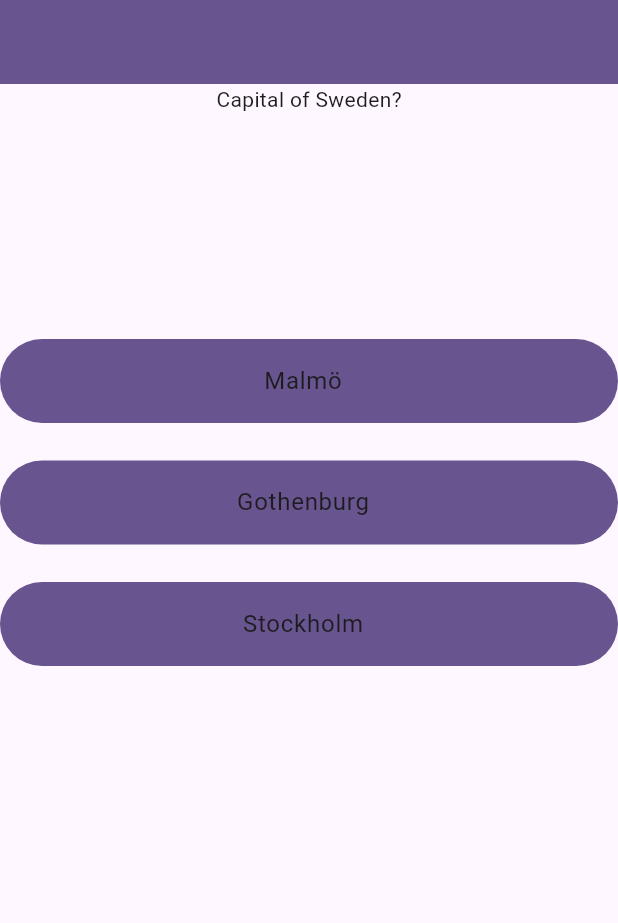
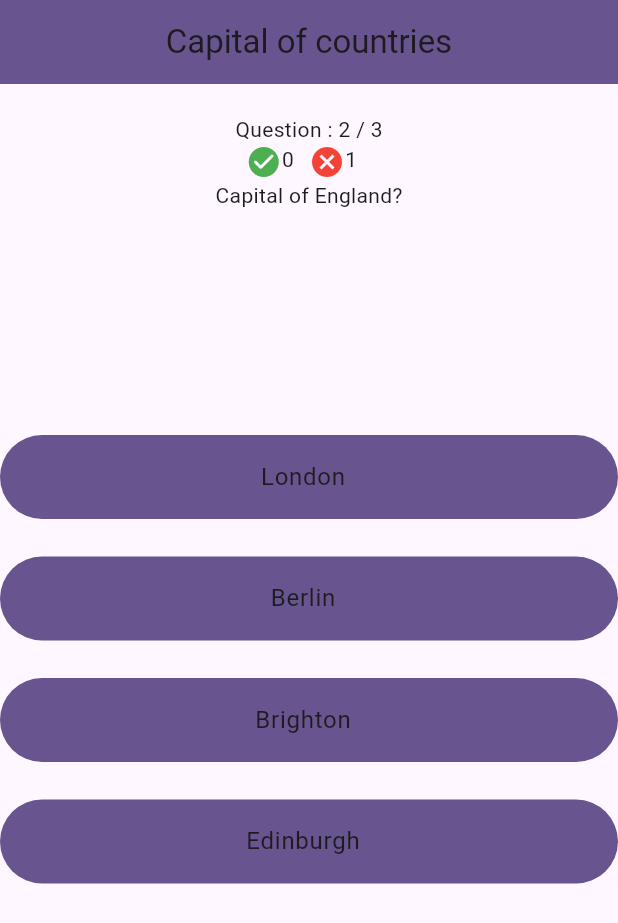
Before and after one commit to rapunschel/quizme, a Flutter app: the PlayQuizPage screen opened directly, after a tap on "Malmö", on a phone screen of 412 x 824 dp. Shown: the top 923 px of the screen. Run offline on Flutter 3.47's test engine with Material 2 defaults, Android fonts, the phone set to English and light mode, and no system bars.

Commit message:
Counter for correct / incorrent answers and counter for questions left

```diff
--- a/lib/play_quiz/pages/play_quiz_page.dart
+++ b/lib/play_quiz/pages/play_quiz_page.dart
@@ -9,18 +9,16 @@ class PlayQuizPage extends StatelessWidget {
   Widget build(BuildContext context) {
     // Listen to the currentIndex.
     context.watch<QuizModel>().currentQuestionIndex;
-
     // Retrieve the QuizModel
     QuizModel quiz = context.read<QuizModel>();
 
     // Get current question & the answers
     Question question = quiz.getCurrentQuestion();
     List answers = quiz.getCurrentAnswers();
-
     return Scaffold(
       appBar: AppBar(
         backgroundColor: Theme.of(context).primaryColor,
-        //  title: Center(child: Text(quiz.title)),
+        title: Center(child: Text(quiz.title)),
       ),
       body: Center(
         child: ListView.builder(
@@ -30,22 +28,58 @@ class PlayQuizPage extends StatelessWidget {
                 // If index 0, put the question
                 children: index == 0
                     ? <Widget>[
+                        Padding(
+                          padding: const EdgeInsets.only(top: 20),
+                          child: Text(
+                              "Question : ${quiz.currentQuestionIndex + 1} / ${quiz.getNumberOfQuestions()}"),
+                        ),
+                        // Counter for correct / incorrent answers
+                        Row(
+                          mainAxisAlignment: MainAxisAlignment.center,
+                          children: [
+                            iconText(
+                                10,
+                                "${context.watch<QuizModel>().noCorrect}",
+                                Icons.check_circle_rounded,
+                                Colors.green),
+                            iconText(
+                                10,
+                                "${context.watch<QuizModel>().noIncorrect}",
+                                Icons.cancel,
+                                Colors.red),
+                          ],
+                        ),
+
                         // Question title
                         Text(question.title),
-                        // Put space between
-                        const Padding(
-                          padding: EdgeInsets.only(bottom: 150),
+                        Padding(
+                          padding: const EdgeInsets.only(top: 150),
+                          child: AnswerTileWidget(answer: answers[index]),
                         ),
-                        AnswerTileWidget(answer: answers[index]),
                       ]
                     : <Widget>[
-                        const Padding(padding: EdgeInsets.only(top: 25)),
-                        AnswerTileWidget(
-                          answer: answers[index],
+                        Padding(
+                          padding: const EdgeInsets.only(top: 25),
+                          child: AnswerTileWidget(answer: answers[index]),
                         ),
                       ],
               );
             }),
+      ),
+    );
+  }
+
+  Padding iconText(double rightPadding, String text, var icon, var color) {
+    return Padding(
+      padding: EdgeInsets.only(right: rightPadding),
+      child: Wrap(
+        children: [
+          Icon(
+            icon,
+            color: color,
+          ),
+          Text(text),
+        ],
       ),
     );
   }
@@ -63,11 +97,15 @@ class AnswerTileWidget extends StatelessWidget {
       title: Center(child: Text(answer.text)),
 
       onTap: () {
-        // TODO Listen if an answer been pressed,
-        // update listTile color based on correct / wrong
+        // Get reference but don't listen to changes
+        QuizModel quiz = context.read<QuizModel>();
+
         if (answer.isCorrect) {
-          context.read<QuizModel>().getNextQuestion();
+          quiz.incrementNoCorrect();
+        } else {
+          quiz.incrementNoIncorrect();
         }
+        quiz.getNextQuestion();
       },
 
       // Styling
--- a/lib/play_quiz/providers/quiz_model.dart
+++ b/lib/play_quiz/providers/quiz_model.dart
@@ -6,12 +6,31 @@ class QuizModel extends ChangeNotifier {
   // Index for current question
   int currentQuestionIndex = 0;
 
-  // Counters for guesses
+  // Counters for answered questions
   int noCorrect = 0;
   int noIncorrect = 0;
 
+  // Flag to check if current question has been answered
+  bool isCurrQuestionAnswered = false;
+
   QuizModel();
 
+  // Update counters
+  void incrementNoCorrect() {
+    if (noCorrect + noIncorrect <= currentQuestionIndex) {
+      noCorrect++;
+      notifyListeners();
+    }
+  }
+
+  void incrementNoIncorrect() {
+    if (noCorrect + noIncorrect <= currentQuestionIndex) {
+      noIncorrect++;
+      notifyListeners();
+    }
+  }
+
+  // Getters
   int getNumberOfQuestions() {
     return quiz!.questions.length;
   }
@@ -23,6 +42,8 @@ class QuizModel extends ChangeNotifier {
   Question getCurrentQuestion() {
     return quiz!.questions[currentQuestionIndex];
   }
+
+  get title => quiz!.title;
 
   void getNextQuestion() {
     // Only increment if we are in range.
```
